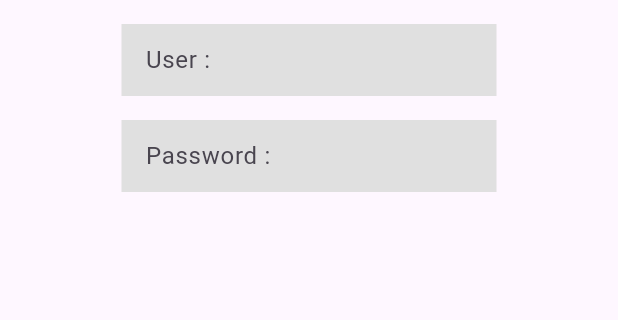
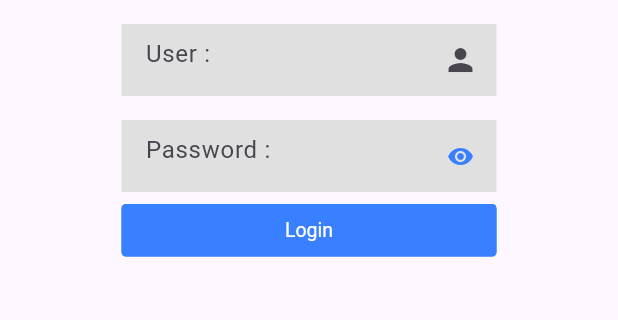
Before and after one commit to masterUNG/JayProJ, a Flutter app: the Authen screen opened directly, on a phone screen of 412 x 824 dp, the part 150-470 px from its top. Run offline on Flutter 3.47's test engine with Material 3 defaults, Android fonts, the phone set to English and light mode, and no system bars; drawn by our look-alikes of getwidget; our stand-ins replace dio, geolocator, get, image_picker; missing offline and left inert: scan.

Commit message:
UI Success

```diff
--- a/lib/main.dart
+++ b/lib/main.dart
@@ -17,8 +17,8 @@ class MyApp extends StatelessWidget {
   @override
   Widget build(BuildContext context) {
     return const GetMaterialApp(
-      home: MainScan(),
-      // home: Authen(),
+      // home: MainScan(),
+      home: Authen(),
     );
   }
 }
--- a/lib/states/authen.dart
+++ b/lib/states/authen.dart
@@ -1,29 +1,70 @@
 import 'package:flutter/material.dart';
+import 'package:get/get.dart';
+import 'package:jayproj/utility/app_controller.dart';
+import 'package:jayproj/widgets/widget_button.dart';
 import 'package:jayproj/widgets/widget_form.dart';
+import 'package:jayproj/widgets/widget_icon_button.dart';
 import 'package:jayproj/widgets/widget_logo.dart';
 
-class Authen extends StatelessWidget {
+class Authen extends StatefulWidget {
   const Authen({super.key});
+
+  @override
+  State<Authen> createState() => _AuthenState();
+}
+
+class _AuthenState extends State<Authen> {
+  AppController appController = Get.put(AppController());
 
   @override
   Widget build(BuildContext context) {
     return Scaffold(
       body: SafeArea(
-          child: Row(
+          child: GestureDetector(
+        onTap: () => FocusManager.instance.primaryFocus?.unfocus(),
+        child: ListView(
+          children: [
+            Row(
               mainAxisAlignment: MainAxisAlignment.center,
               children: [
                 Container(
                   width: 250,
                   margin: const EdgeInsets.only(top: 64),
-            child: const Column(
+                  child: Column(
                     children: [
                       WidgetLogo(),
-                WidgetForm(hint: 'User :',),
-                WidgetForm(hint: 'Password :',),
+                      WidgetForm(
+                        hint: 'User :',
+                        suffixWidget: Icon(Icons.person),
+                      ),
+                      Obx(() {
+                        return WidgetForm(
+                          hint: 'Password :',
+                          obsecu: appController.redEye.value,
+                          suffixWidget: WidgetIconButton(
+                            iconData: appController.redEye.value
+                                ? Icons.remove_red_eye
+                                : Icons.remove_red_eye_outlined,
+                            pressFunc: () {
+                              appController.redEye.value =
+                                  !appController.redEye.value;
+                            },
+                          ),
+                        );
+                      }),
+                      Container(width: 250,margin: const EdgeInsets.only(top: 8),
+                        child: WidgetButton(
+                          label: 'Login',
+                          pressFunc: () {},
+                        ),
+                      )
                     ],
                   ),
                 ),
               ],
+            ),
+          ],
+        ),
       )),
     );
   }
--- a/lib/states/main_scan.dart
+++ b/lib/states/main_scan.dart
@@ -29,7 +29,11 @@ class _MainScanState extends State<MainScan> {
   void initState() {
     super.initState();
 
-    AppService().processFindLocation().then((value) => print('position --> ${appController.positions.last}'));
+    AppService()
+        .processFindLocation()
+        .then((value) => print('position --> ${appController.positions.last}'));
+
+
   }
 
   @override
--- a/lib/utility/app_controller.dart
+++ b/lib/utility/app_controller.dart
@@ -5,7 +5,6 @@ import 'package:get/get.dart';
 import 'package:jayproj/models/data_model.dart';
 
 class AppController extends GetxController {
-
   RxString resultQR = ''.obs;
 
   RxList<DataModel> dataModels = <DataModel>[].obs;
@@ -17,4 +16,6 @@ class AppController extends GetxController {
   RxList<String?> chooseNonConpleateTitles = <String?>[null].obs;
 
   RxList<Position> positions = <Position>[].obs;
+
+  RxBool redEye = true.obs;
 }
--- a/lib/utility/app_service.dart
+++ b/lib/utility/app_service.dart
@@ -1,6 +1,7 @@
 import 'dart:convert';
 import 'dart:io';
 
+import 'package:crypto/crypto.dart';
 import 'package:dio/dio.dart' as dio;
 import 'package:geolocator/geolocator.dart';
 import 'package:get/get.dart';
@@ -143,4 +144,6 @@ class AppService {
           },
         ));
   }
+
+
 }
--- a/lib/widgets/widget_form.dart
+++ b/lib/widgets/widget_form.dart
@@ -5,20 +5,27 @@ class WidgetForm extends StatelessWidget {
   const WidgetForm({
     Key? key,
     this.hint,
+    this.obsecu,
+    this.suffixWidget,
   }) : super(key: key);
 
   final String? hint;
+  final bool? obsecu;
+  final Widget? suffixWidget;
+
 
   @override
   Widget build(BuildContext context) {
     return Container(
       margin: const EdgeInsets.only(top: 16),
       child: TextFormField(
+        obscureText: obsecu ?? false,
         decoration: InputDecoration(
           filled: true,
           fillColor: Colors.grey.shade300,
           border: InputBorder.none,
           hintText: hint,
+          suffixIcon: suffixWidget,
         ),
       ),
     );
--- a/pubspec.yaml
+++ b/pubspec.yaml
@@ -41,6 +41,7 @@ dependencies:
   image_picker: ^1.0.7
   geolocator: ^10.1.0
   getwidget: ^4.0.0
+
 
 dev_dependencies:
   flutter_test:
```
Also changed, not shown: pubspec.lock. Lines whose indentation alone changed are shown as unchanged.
